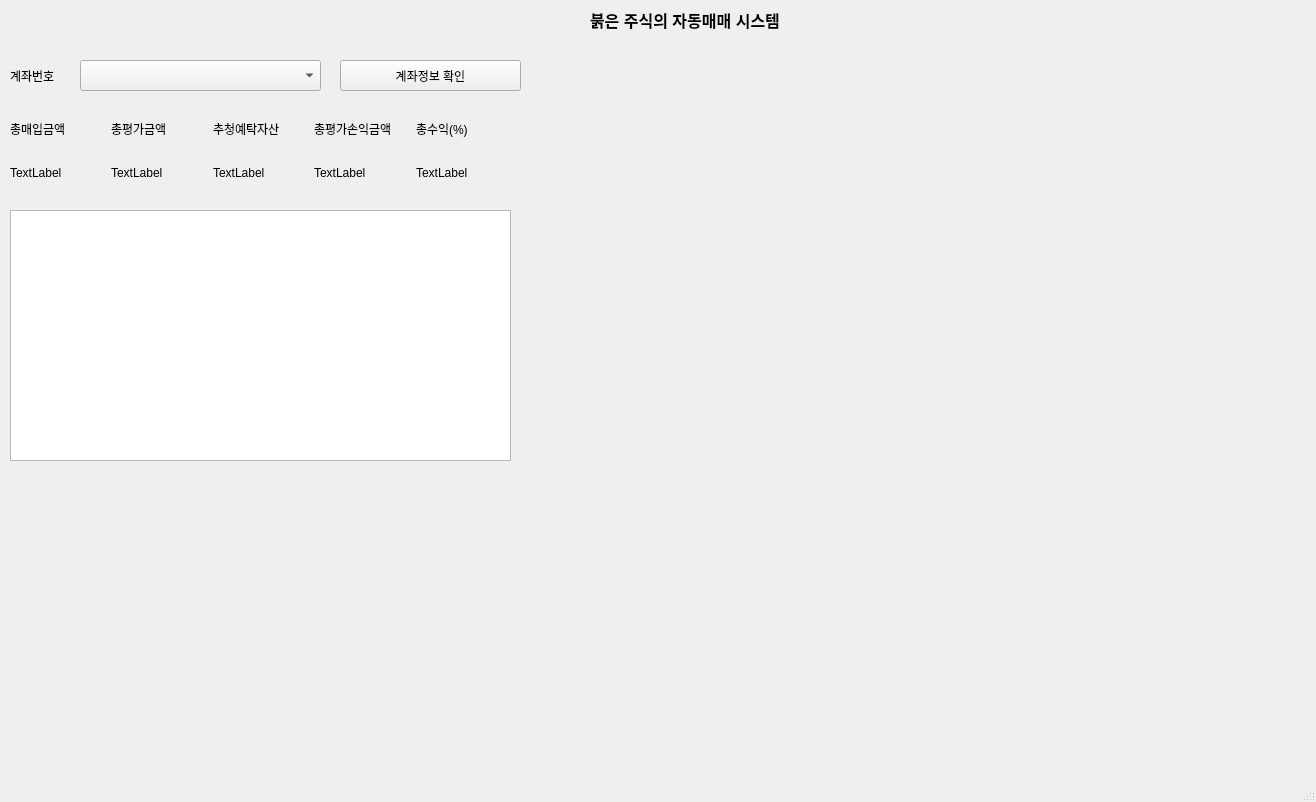
The window that RedAuto.ui (mycall69/auto-trade) describes before a commit, drawn with Qt 5.
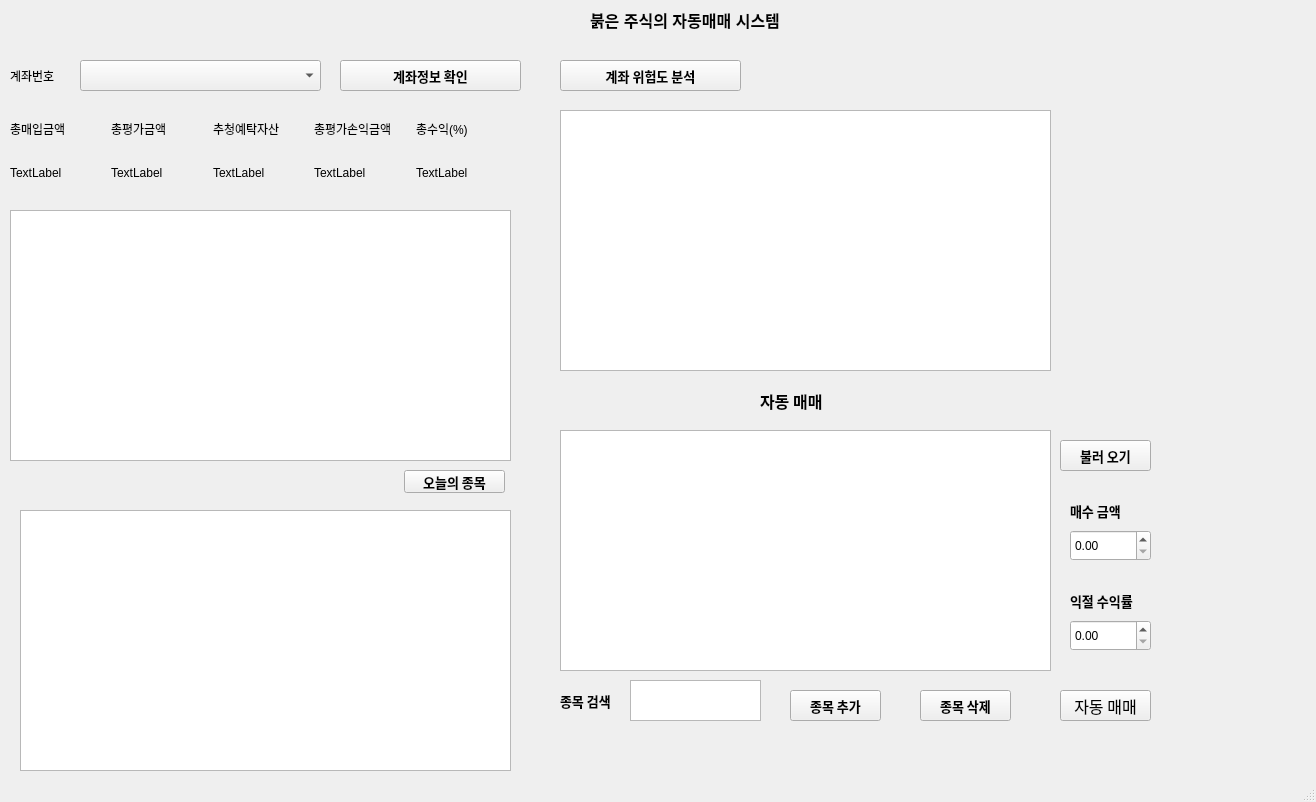
The same window after the commit.

Patch:
```diff
--- a/RedAuto.ui
+++ b/RedAuto.ui
@@ -67,6 +67,14 @@
       <height>31</height>
      </rect>
     </property>
+    <property name="font">
+     <font>
+      <family>맑은 고딕</family>
+      <pointsize>10</pointsize>
+      <weight>75</weight>
+      <bold>true</bold>
+     </font>
+    </property>
     <property name="text">
      <string>계좌정보 확인</string>
     </property>
@@ -163,6 +171,282 @@
      </rect>
     </property>
    </widget>
+   <widget class="QPushButton" name="call_selectedlist">
+    <property name="geometry">
+     <rect>
+      <x>404</x>
+      <y>470</y>
+      <width>101</width>
+      <height>23</height>
+     </rect>
+    </property>
+    <property name="font">
+     <font>
+      <family>맑은 고딕</family>
+      <pointsize>10</pointsize>
+      <weight>75</weight>
+      <bold>true</bold>
+     </font>
+    </property>
+    <property name="text">
+     <string>오늘의 종목</string>
+    </property>
+   </widget>
+   <widget class="QTableWidget" name="selectedstockTableWidget_2">
+    <property name="geometry">
+     <rect>
+      <x>20</x>
+      <y>510</y>
+      <width>491</width>
+      <height>261</height>
+     </rect>
+    </property>
+   </widget>
+   <widget class="QTableWidget" name="Danger_wd">
+    <property name="geometry">
+     <rect>
+      <x>560</x>
+      <y>110</y>
+      <width>491</width>
+      <height>261</height>
+     </rect>
+    </property>
+   </widget>
+   <widget class="QPushButton" name="redacc_manager">
+    <property name="geometry">
+     <rect>
+      <x>560</x>
+      <y>60</y>
+      <width>181</width>
+      <height>31</height>
+     </rect>
+    </property>
+    <property name="font">
+     <font>
+      <family>맑은 고딕</family>
+      <pointsize>10</pointsize>
+      <weight>75</weight>
+      <bold>true</bold>
+     </font>
+    </property>
+    <property name="text">
+     <string>계좌 위험도 분석</string>
+    </property>
+   </widget>
+   <widget class="QLabel" name="label_8">
+    <property name="geometry">
+     <rect>
+      <x>760</x>
+      <y>390</y>
+      <width>71</width>
+      <height>21</height>
+     </rect>
+    </property>
+    <property name="font">
+     <font>
+      <family>맑은 고딕</family>
+      <pointsize>12</pointsize>
+      <weight>75</weight>
+      <bold>true</bold>
+     </font>
+    </property>
+    <property name="text">
+     <string>자동 매매</string>
+    </property>
+   </widget>
+   <widget class="QTableWidget" name="buylists">
+    <property name="geometry">
+     <rect>
+      <x>560</x>
+      <y>430</y>
+      <width>491</width>
+      <height>241</height>
+     </rect>
+    </property>
+   </widget>
+   <widget class="QLabel" name="label_9">
+    <property name="geometry">
+     <rect>
+      <x>560</x>
+      <y>690</y>
+      <width>61</width>
+      <height>21</height>
+     </rect>
+    </property>
+    <property name="font">
+     <font>
+      <family>맑은 고딕</family>
+      <pointsize>10</pointsize>
+      <weight>75</weight>
+      <bold>true</bold>
+     </font>
+    </property>
+    <property name="text">
+     <string>종목 검색</string>
+    </property>
+   </widget>
+   <widget class="QTableWidget" name="searchitemTextEdit2">
+    <property name="geometry">
+     <rect>
+      <x>630</x>
+      <y>680</y>
+      <width>131</width>
+      <height>41</height>
+     </rect>
+    </property>
+   </widget>
+   <widget class="QPushButton" name="additemlist">
+    <property name="geometry">
+     <rect>
+      <x>790</x>
+      <y>690</y>
+      <width>91</width>
+      <height>31</height>
+     </rect>
+    </property>
+    <property name="font">
+     <font>
+      <family>맑은 고딕</family>
+      <pointsize>10</pointsize>
+      <weight>75</weight>
+      <bold>true</bold>
+     </font>
+    </property>
+    <property name="text">
+     <string>종목 추가</string>
+    </property>
+   </widget>
+   <widget class="QPushButton" name="Deletecode">
+    <property name="geometry">
+     <rect>
+      <x>920</x>
+      <y>690</y>
+      <width>91</width>
+      <height>31</height>
+     </rect>
+    </property>
+    <property name="font">
+     <font>
+      <family>맑은 고딕</family>
+      <pointsize>10</pointsize>
+      <weight>75</weight>
+      <bold>true</bold>
+     </font>
+    </property>
+    <property name="text">
+     <string>종목 삭제</string>
+    </property>
+   </widget>
+   <widget class="QPushButton" name="Load_Stock">
+    <property name="geometry">
+     <rect>
+      <x>1060</x>
+      <y>440</y>
+      <width>91</width>
+      <height>31</height>
+     </rect>
+    </property>
+    <property name="font">
+     <font>
+      <family>맑은 고딕</family>
+      <pointsize>10</pointsize>
+      <weight>75</weight>
+      <bold>true</bold>
+     </font>
+    </property>
+    <property name="text">
+     <string>불러 오기</string>
+    </property>
+   </widget>
+   <widget class="QLabel" name="label_10">
+    <property name="geometry">
+     <rect>
+      <x>1070</x>
+      <y>500</y>
+      <width>61</width>
+      <height>21</height>
+     </rect>
+    </property>
+    <property name="font">
+     <font>
+      <family>맑은 고딕</family>
+      <pointsize>10</pointsize>
+      <weight>75</weight>
+      <bold>true</bold>
+     </font>
+    </property>
+    <property name="text">
+     <string>매수 금액</string>
+    </property>
+   </widget>
+   <widget class="QLabel" name="label_11">
+    <property name="geometry">
+     <rect>
+      <x>1070</x>
+      <y>590</y>
+      <width>71</width>
+      <height>21</height>
+     </rect>
+    </property>
+    <property name="font">
+     <font>
+      <family>맑은 고딕</family>
+      <pointsize>10</pointsize>
+      <weight>75</weight>
+      <bold>true</bold>
+     </font>
+    </property>
+    <property name="text">
+     <string>익절 수익률</string>
+    </property>
+   </widget>
+   <widget class="QDoubleSpinBox" name="buy_price">
+    <property name="geometry">
+     <rect>
+      <x>1070</x>
+      <y>530</y>
+      <width>81</width>
+      <height>31</height>
+     </rect>
+    </property>
+    <property name="maximum">
+     <double>999999999.990000009536743</double>
+    </property>
+   </widget>
+   <widget class="QDoubleSpinBox" name="profit_percent">
+    <property name="geometry">
+     <rect>
+      <x>1070</x>
+      <y>620</y>
+      <width>81</width>
+      <height>31</height>
+     </rect>
+    </property>
+    <property name="maximum">
+     <double>9999.989999999999782</double>
+    </property>
+   </widget>
+   <widget class="QPushButton" name="Red_Auto_start">
+    <property name="geometry">
+     <rect>
+      <x>1060</x>
+      <y>690</y>
+      <width>91</width>
+      <height>31</height>
+     </rect>
+    </property>
+    <property name="font">
+     <font>
+      <family>맑은 고딕</family>
+      <pointsize>12</pointsize>
+      <weight>50</weight>
+      <bold>false</bold>
+     </font>
+    </property>
+    <property name="text">
+     <string>자동 매매</string>
+    </property>
+   </widget>
   </widget>
   <widget class="QMenuBar" name="menubar">
    <property name="geometry">
```
